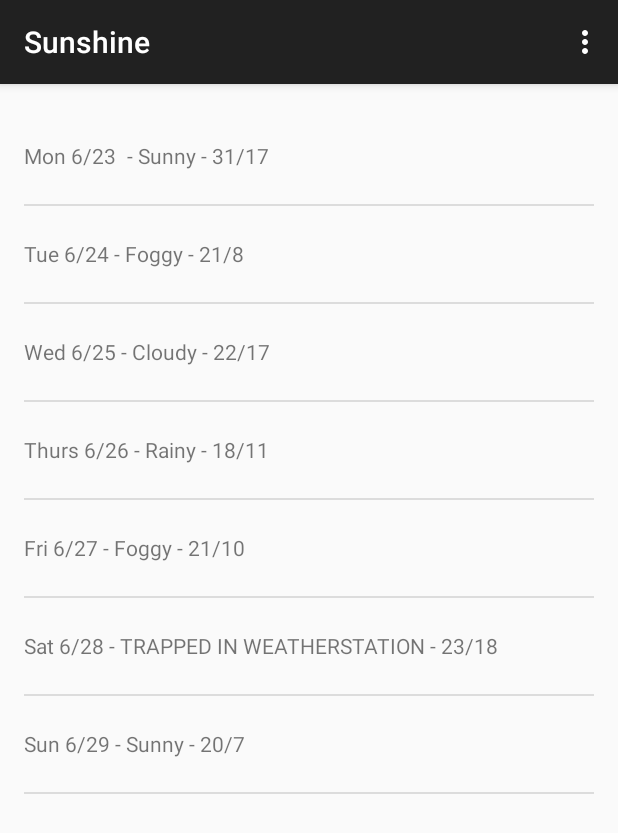
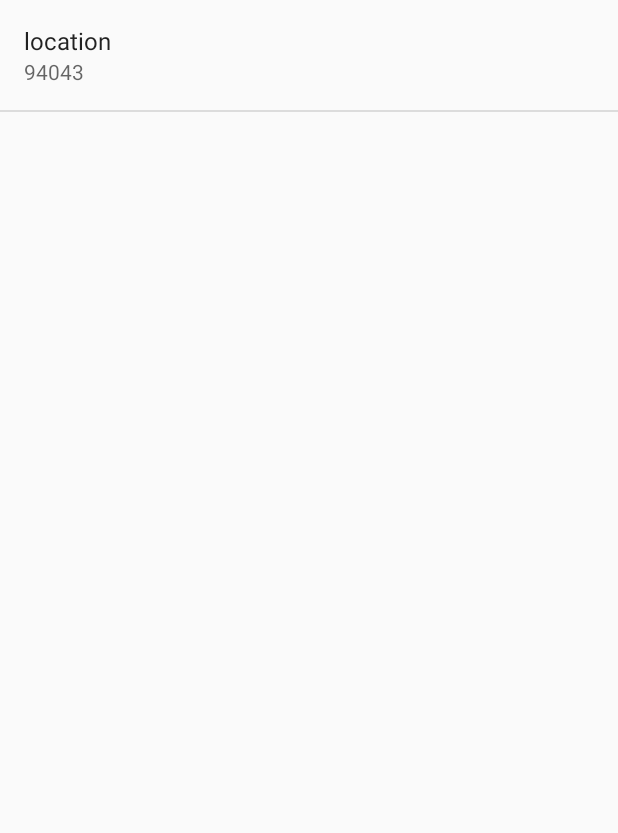
Before and after one commit to geoyogesh/Sunshine, an Android app: the screen it shows after launch (MainActivity before the commit, SettingsActivity after it), in the options menu, after a tap on "Settings", on a phone screen of 412 x 824 dp. Shown: the top 833 px of the screen. Run offline under Robolectric (Android 15) with nearby library versions, the phone set to English and light mode, and no system bars.

Commit message:
added settings page

```diff
--- a/app/build.gradle
+++ b/app/build.gradle
@@ -22,4 +22,6 @@ android {
 dependencies {
     compile fileTree(dir: 'libs', include: ['*.jar'])
     compile 'com.android.support:appcompat-v7:19.+'
+    // You must install or update the Support Repository through the SDK manager to use this dependency.
+    compile 'com.android.support:support-v4:19.+'
 }
--- a/app/src/main/java/com/geoyogesh/android/sunshine/app/DetailActivity.java
+++ b/app/src/main/java/com/geoyogesh/android/sunshine/app/DetailActivity.java
@@ -39,6 +39,7 @@ public class DetailActivity extends ActionBarActivity {
         // as you specify a parent activity in AndroidManifest.xml.
         int id = item.getItemId();
         if (id == R.id.action_settings) {
+            startActivity(new Intent(this, SettingsActivity.class));
             return true;
         }
         return super.onOptionsItemSelected(item);
--- a/app/src/main/java/com/geoyogesh/android/sunshine/app/ForecastFragment.java
+++ b/app/src/main/java/com/geoyogesh/android/sunshine/app/ForecastFragment.java
@@ -1,9 +1,11 @@
 package com.geoyogesh.android.sunshine.app;
 
 import android.content.Intent;
+import android.content.SharedPreferences;
 import android.net.Uri;
 import android.os.AsyncTask;
 import android.os.Bundle;
+import android.preference.PreferenceManager;
 import android.support.v4.app.Fragment;
 import android.util.Log;
 import android.view.LayoutInflater;
@@ -29,9 +31,7 @@ import java.net.HttpURLConnection;
 import java.net.URL;
 import java.text.SimpleDateFormat;
 import java.util.ArrayList;
-import java.util.Arrays;
 import java.util.Date;
-import java.util.List;
 
 
 /**
@@ -66,11 +66,18 @@ public class ForecastFragment extends Fragment {
         // as you specify a parent activity in AndroidManifest.xml.
         int id = item.getItemId();
         if (id == R.id.action_refresh) {
-            FetchWeatherTask weatherTask = new FetchWeatherTask();
-            weatherTask.execute("94043");
+            updateWeather();
             return true;
         }
         return super.onOptionsItemSelected(item);
+    }
+
+    private void updateWeather() {
+        FetchWeatherTask weatherTask = new FetchWeatherTask();
+        SharedPreferences prefs= PreferenceManager.getDefaultSharedPreferences(getActivity());
+        String location = prefs.getString(getString(R.string.pref_location_key),
+                getString(R.string.pref_location_default));
+        weatherTask.execute(location);
     }
 
 
@@ -84,7 +91,7 @@ public class ForecastFragment extends Fragment {
 
 
         //new FetchWeatherTask().execute();
-
+        /*
         String[] forecastArray = {
                 "Mon 6/23 - Sunny - 31/17",
                 "Tue 6/24 - Foggy - 21/8",
@@ -97,13 +104,13 @@ public class ForecastFragment extends Fragment {
         List<String> weekForecast = new ArrayList<String>(
                 Arrays.asList(forecastArray)
         );
-
+        */
         mForecastAdapter =
                 new ArrayAdapter<String>(
                         getActivity(),
                         R.layout.list_item_forecast,
                         R.id.list_item_forecast_textview,
-                        weekForecast
+                        new ArrayList<String>()
                 );
         ListView listview = (ListView) rootView.findViewById(R.id.listview_forecast);
         listview.setAdapter(mForecastAdapter);
@@ -123,6 +130,10 @@ public class ForecastFragment extends Fragment {
         return rootView;
     }
 
+    public void onStart(){
+        super.onStart();
+        updateWeather();
+    }
 
     public class FetchWeatherTask extends AsyncTask<String, Void, String[]> {
 
--- a/app/src/main/java/com/geoyogesh/android/sunshine/app/MainActivity.java
+++ b/app/src/main/java/com/geoyogesh/android/sunshine/app/MainActivity.java
@@ -1,5 +1,6 @@
 package com.geoyogesh.android.sunshine.app;
 
+import android.content.Intent;
 import android.os.Bundle;
 import android.support.v7.app.ActionBarActivity;
 import android.view.Menu;
@@ -34,6 +35,7 @@ public class MainActivity extends ActionBarActivity {
         // as you specify a parent activity in AndroidManifest.xml.
         int id = item.getItemId();
         if (id == R.id.action_settings) {
+            startActivity(new Intent(this, SettingsActivity.class));
             return true;
         }
         return super.onOptionsItemSelected(item);
--- /dev/null
+++ b/app/src/main/java/com/geoyogesh/android/sunshine/app/SettingsActivity.java
@@ -0,0 +1,67 @@
+package com.geoyogesh.android.sunshine.app;
+
+import android.os.Bundle;
+import android.preference.ListPreference;
+import android.preference.Preference;
+import android.preference.PreferenceActivity;
+import android.preference.PreferenceManager;
+
+/**
+ * A {@link PreferenceActivity} that presents a set of application settings.
+ * <p>
+ * See <a href="http://developer.android.com/design/patterns/settings.html">
+ * Android Design: Settings</a> for design guidelines and the <a
+ * href="http://developer.android.com/guide/topics/ui/settings.html">Settings
+ * API Guide</a> for more information on developing a Settings UI.
+ */
+public class SettingsActivity extends PreferenceActivity
+        implements Preference.OnPreferenceChangeListener {
+
+    @Override
+    public void onCreate(Bundle savedInstanceState) {
+        super.onCreate(savedInstanceState);
+        // Add 'general' preferences, defined in the XML file
+        addPreferencesFromResource(R.xml.pref_general);
+        bindPreferenceSummaryToValue(findPreference(getString(R.string.pref_location_key)));
+        // For all preferences, attach an OnPreferenceChangeListener so the UI summary can be
+        // updated when the preference changes.
+        // TODO: Add preferences
+    }
+
+    /**
+     * Attaches a listener so the summary is always updated with the preference value.
+     * Also fires the listener once, to initialize the summary (so it shows up before the value
+     * is changed.)
+     */
+    private void bindPreferenceSummaryToValue(Preference preference) {
+        // Set the listener to watch for value changes.
+        preference.setOnPreferenceChangeListener(this);
+
+        // Trigger the listener immediately with the preference's
+        // current value.
+        onPreferenceChange(preference,
+                PreferenceManager
+                        .getDefaultSharedPreferences(preference.getContext())
+                        .getString(preference.getKey(), ""));
+    }
+
+    @Override
+    public boolean onPreferenceChange(Preference preference, Object value) {
+        String stringValue = value.toString();
+
+        if (preference instanceof ListPreference) {
+            // For list preferences, look up the correct display value in
+            // the preference's 'entries' list (since they have separate labels/values).
+            ListPreference listPreference = (ListPreference) preference;
+            int prefIndex = listPreference.findIndexOfValue(stringValue);
+            if (prefIndex >= 0) {
+                preference.setSummary(listPreference.getEntries()[prefIndex]);
+            }
+        } else {
+            // For other preferences, set the summary to the value's simple string representation.
+            preference.setSummary(stringValue);
+        }
+        return true;
+    }
+
+}
--- /dev/null
+++ b/app/src/main/res/xml/pref_general.xml
@@ -0,0 +1,13 @@
+<PreferenceScreen xmlns:android="http://schemas.android.com/apk/res/android"
+    android:layout_width="match_parent"
+    android:layout_height="match_parent">
+
+
+    <EditTextPreference
+        android:key="@string/pref_location_key"
+        android:title="@string/pref_location_label"
+        android:defaultValue="@string/pref_location_default"
+        android:inputType="text"
+        android:singleLine="true" />
+
+</PreferenceScreen>
```
Also changed, not shown: app/src/main/AndroidManifest.xml (+8 -0 lines), app/src/main/res/values/strings_activity_settings.xml (added, +64 -0 lines), app/src/main/res/xml/pref_data_sync.xml (added, +21 -0 lines), app/src/main/res/xml/pref_headers.xml (added, +17 -0 lines), app/src/main/res/xml/pref_notification.xml (added, +27 -0 lines).
